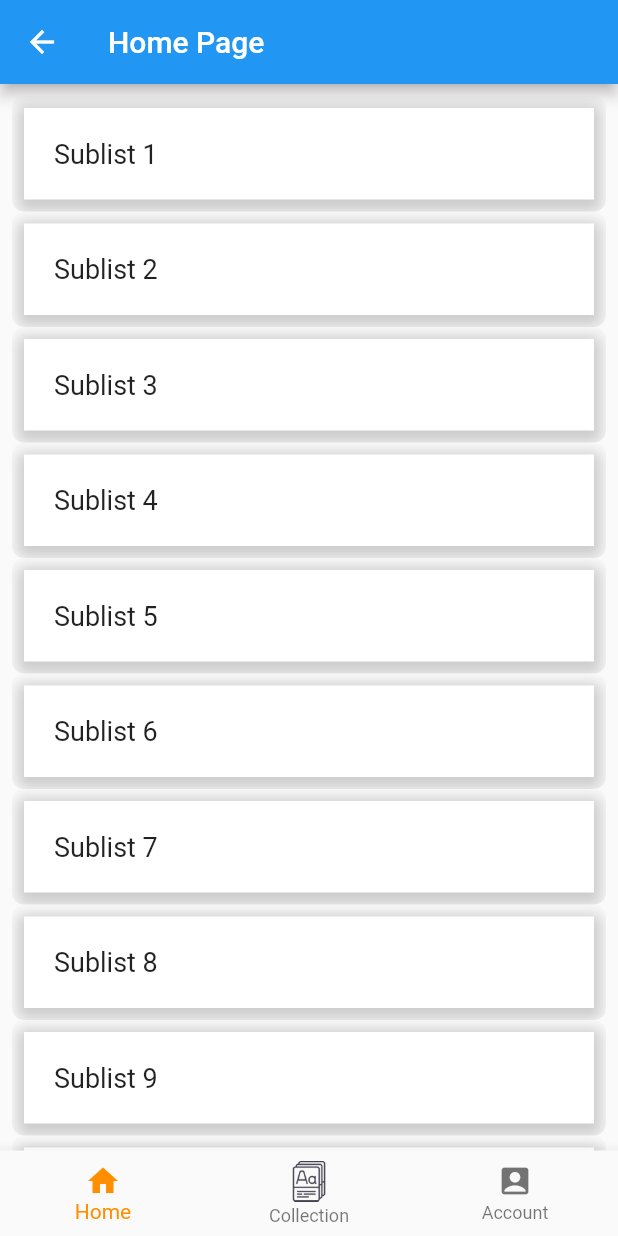
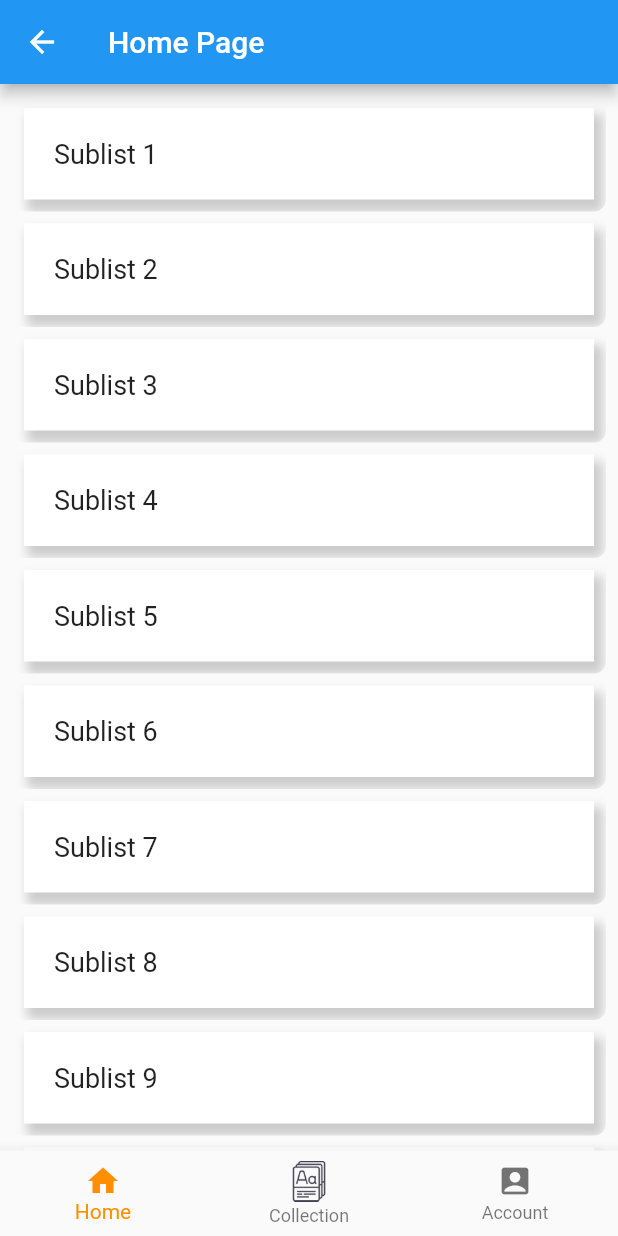
Before and after one commit to neilbishop324/english_quiz_app, a Flutter app: the HomeScreen screen opened by its route, on a phone screen of 412 x 824 dp. Run offline on Flutter 3.47's test engine with Material 2 defaults, Android fonts, the phone set to English and light mode, and no system bars; our stand-ins replace audioplayers, bloc, flutter_bloc, flutter_dotenv, nb_utils, shared_preferences; missing offline and left inert: random_avatar; accounts and stored records are empty.

Commit message:
simple ui changes

```diff
--- a/lib/presentation/screens/dashboard/components/home_component.dart
+++ b/lib/presentation/screens/dashboard/components/home_component.dart
@@ -23,30 +23,36 @@ class _HomeComponentState extends State<HomeComponent> {
         shrinkWrap: true,
         itemCount: 10,
         itemBuilder: (context, index) {
-          return InkWell(
-            onTap: () {
-              BlocProvider.of<SublistBloc>(context).add(SublistData(index + 1));
-              Navigator.pushNamed(context, SublistDetailsScreen.routeName,
-                  arguments: SublistDetailsArguments(index + 1));
-            },
-            child: Container(
+          return Container(
             decoration: BoxDecoration(
               color: white,
               boxShadow: [
                 BoxShadow(
                   color: Colors.grey.withOpacity(0.5),
-                    spreadRadius: 5,
-                    blurRadius: 7,
-                    offset: const Offset(0, 3), // changes position of shadow
+                  spreadRadius: 2,
+                  blurRadius: 5,
+                  offset: const Offset(4, 6), // changes position of shadow
                 ),
               ],
             ),
+            child: Material(
+              color: Colors.transparent,
+              child: InkWell(
+                  onTap: () {
+                    BlocProvider.of<SublistBloc>(context)
+                        .add(SublistData(index + 1));
+                    Navigator.pushNamed(context, SublistDetailsScreen.routeName,
+                        arguments: SublistDetailsArguments(index + 1));
+                  },
+                  child: SizedBox(
+                    width: MediaQuery.of(context).size.width,
                     child: Text(
                       "Sublist ${index + 1}",
                       style: const TextStyle(fontSize: 18),
                     ).paddingAll(20),
-            ).paddingAll(8).cornerRadiusWithClipRRect(8),
-          );
+                  )),
+            ),
+          ).paddingAll(8).cornerRadiusWithClipRRect(8);
         },
       ).paddingAll(8),
     );
```
Also changed, not shown: lib/presentation/screens/sublist/sublist_details_screen.dart (+21 -15 lines). Lines whose indentation alone changed are shown as unchanged.
